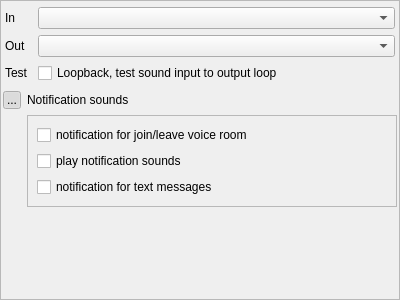
Above: src/blackgui/components/audiosetupcomponent.ui from swift-project/pilotclient before the change. Below: the same form after it.
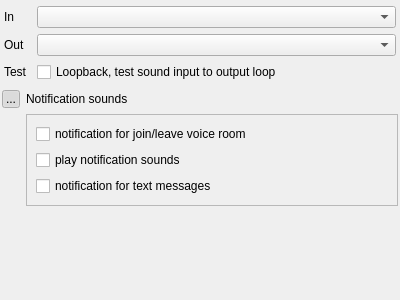
That is the form after the change. Icons and pictures are not drawn.

Patch:
```diff
--- a/src/blackgui/components/audiosetupcomponent.ui
+++ b/src/blackgui/components/audiosetupcomponent.ui
@@ -14,10 +14,13 @@
    <string>Frame</string>
   </property>
   <property name="frameShape">
-   <enum>QFrame::StyledPanel</enum>
+   <enum>QFrame::NoFrame</enum>
   </property>
   <property name="frameShadow">
-   <enum>QFrame::Raised</enum>
+   <enum>QFrame::Plain</enum>
+  </property>
+  <property name="lineWidth">
+   <number>0</number>
   </property>
   <layout class="QVBoxLayout" name="vl_AudioSetup">
    <property name="leftMargin">
```
